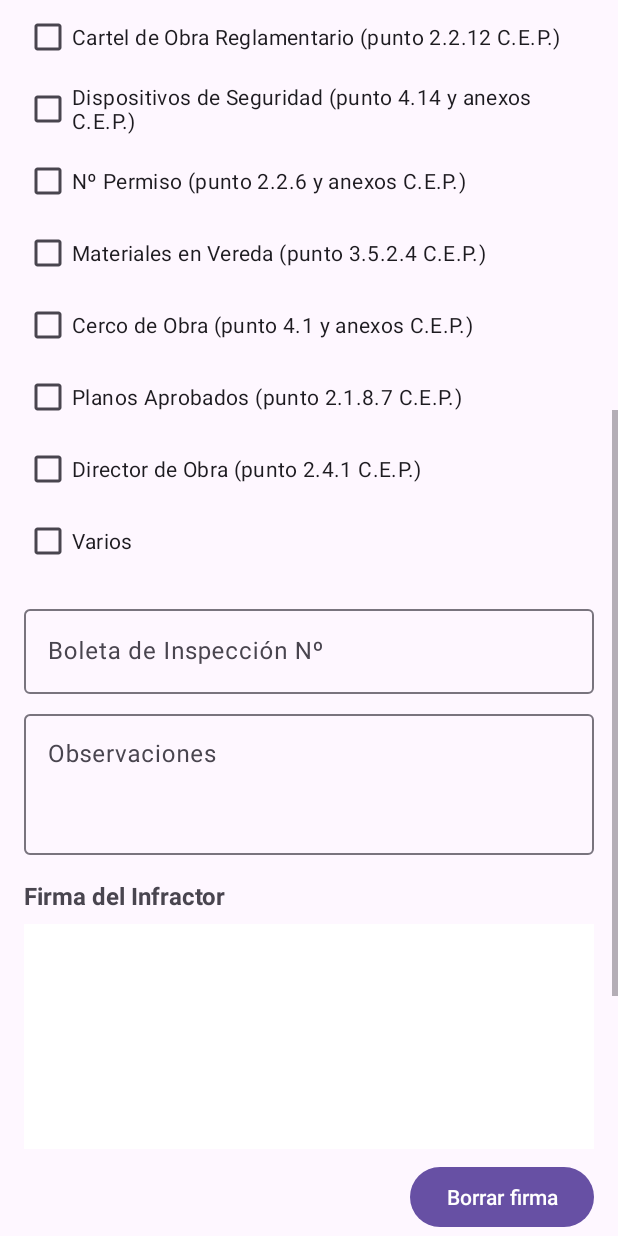
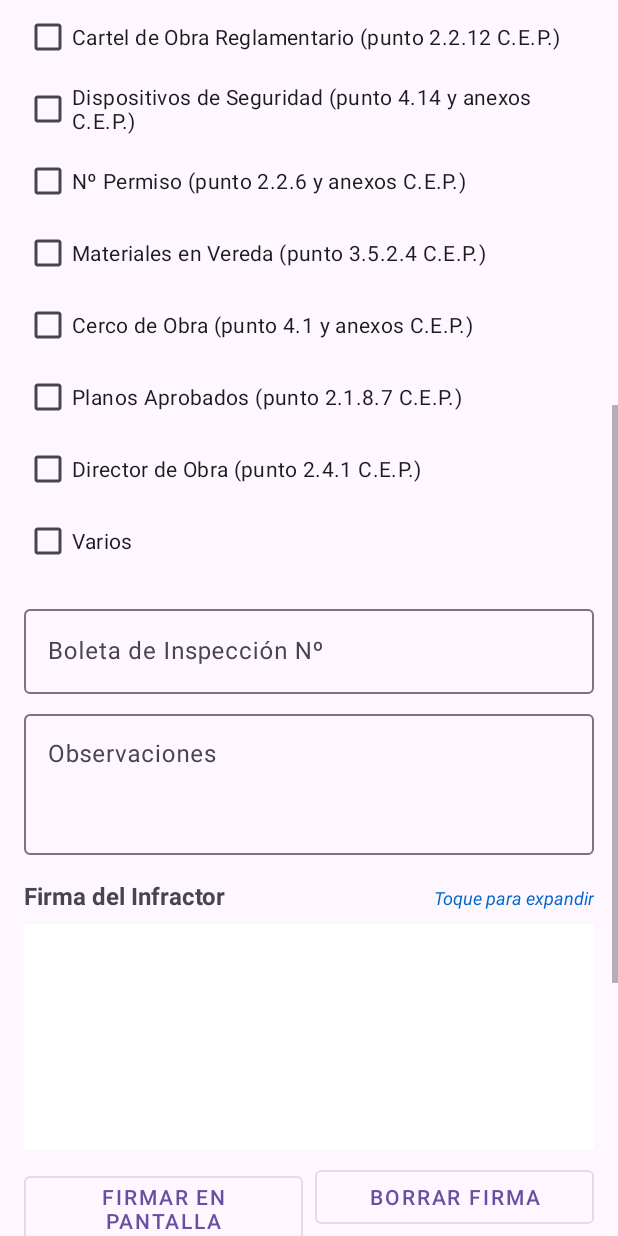
Before and after one commit to dariolagardo10/SistemaInmobilario, an Android app: the ActaInfraccionActivity screen opened directly, with no data from a screen before it, scrolled down 576 dp, on a phone screen of 412 x 824 dp. Run offline under Robolectric (Android 15) with nearby library versions, the phone set to English and light mode, and no system bars; our stand-ins replace Volley; pictures from the network do not load.

```diff
--- a/app/src/main/res/layout/activity_acta_infraccion.xml
+++ b/app/src/main/res/layout/activity_acta_infraccion.xml
@@ -264,20 +264,34 @@
                 android:gravity="top|start" />
         </com.google.android.material.textfield.TextInputLayout>
 
-        <!-- Añadir después de los campos existentes, antes de los botones -->
-
+        <!-- Sección de Firma modificada -->
         <LinearLayout
             android:layout_width="match_parent"
             android:layout_height="wrap_content"
             android:orientation="vertical"
             android:layout_marginTop="16dp">
 
-            <TextView
+            <LinearLayout
                 android:layout_width="match_parent"
                 android:layout_height="wrap_content"
+                android:orientation="horizontal">
+
+                <TextView
+                    android:layout_width="0dp"
+                    android:layout_height="wrap_content"
+                    android:layout_weight="1"
                     android:text="Firma del Infractor"
                     android:textSize="16sp"
                     android:textStyle="bold"/>
+
+                <TextView
+                    android:layout_width="wrap_content"
+                    android:layout_height="wrap_content"
+                    android:text="Toque para expandir"
+                    android:textStyle="italic"
+                    android:textSize="12sp"
+                    android:textColor="#0066CC"/>
+            </LinearLayout>
 
             <es.rcti.demoprinterplus.sistemainmobilario.SignatureView
                 android:id="@+id/signatureView"
@@ -289,13 +303,30 @@
                 android:focusable="true"
                 android:focusableInTouchMode="true"/>
 
+            <LinearLayout
+                android:layout_width="match_parent"
+                android:layout_height="wrap_content"
+                android:orientation="horizontal"
+                android:layout_marginTop="8dp">
+
+                <Button
+                    android:id="@+id/btnExpandSignature"
+                    android:layout_width="0dp"
+                    android:layout_height="wrap_content"
+                    android:layout_weight="1"
+                    android:text="Firmar en pantalla completa"
+                    android:layout_marginEnd="4dp"
+                    style="@style/Widget.MaterialComponents.Button.OutlinedButton"/>
+
                 <Button
                     android:id="@+id/btnClearSignature"
-                android:layout_width="wrap_content"
+                    android:layout_width="0dp"
                     android:layout_height="wrap_content"
+                    android:layout_weight="1"
                     android:text="Borrar firma"
-                android:layout_gravity="end"
-                android:layout_marginTop="8dp"/>
+                    android:layout_marginStart="4dp"
+                    style="@style/Widget.MaterialComponents.Button.OutlinedButton"/>
+            </LinearLayout>
 
             <TextView
                 android:layout_width="match_parent"
```
Also changed, not shown: app/src/main/java/es/rcti/demoprinterplus/sistemainmobilario/ActaInfraccionActivity.java (+19 -12 lines), app/src/main/java/es/rcti/demoprinterplus/sistemainmobilario/SignatureView.java (+59 -24 lines), app/src/main/res/layout/dialog_signature_fullscreen.xml (+25 -17 lines). Lines whose indentation alone changed are shown as unchanged.
